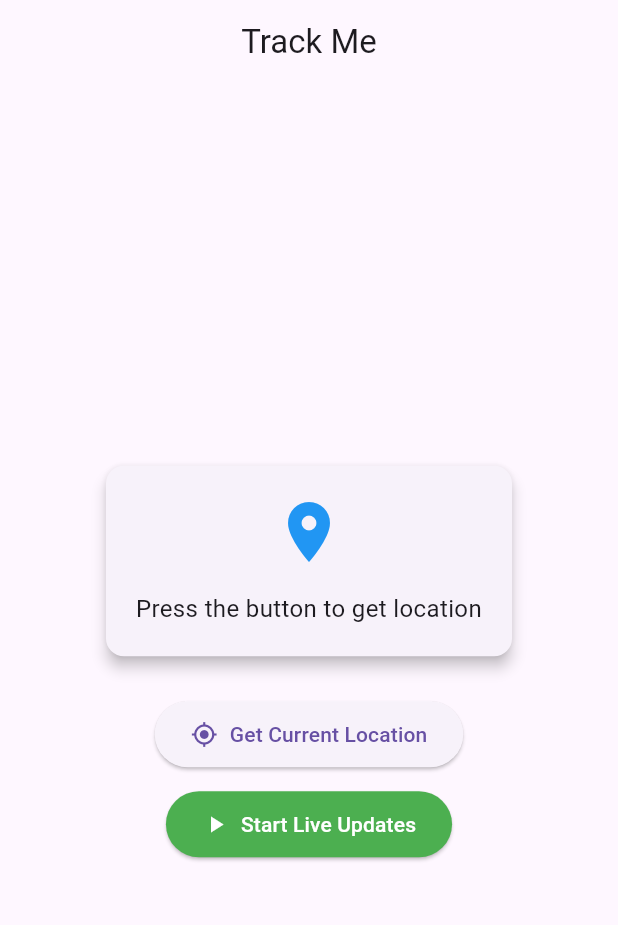
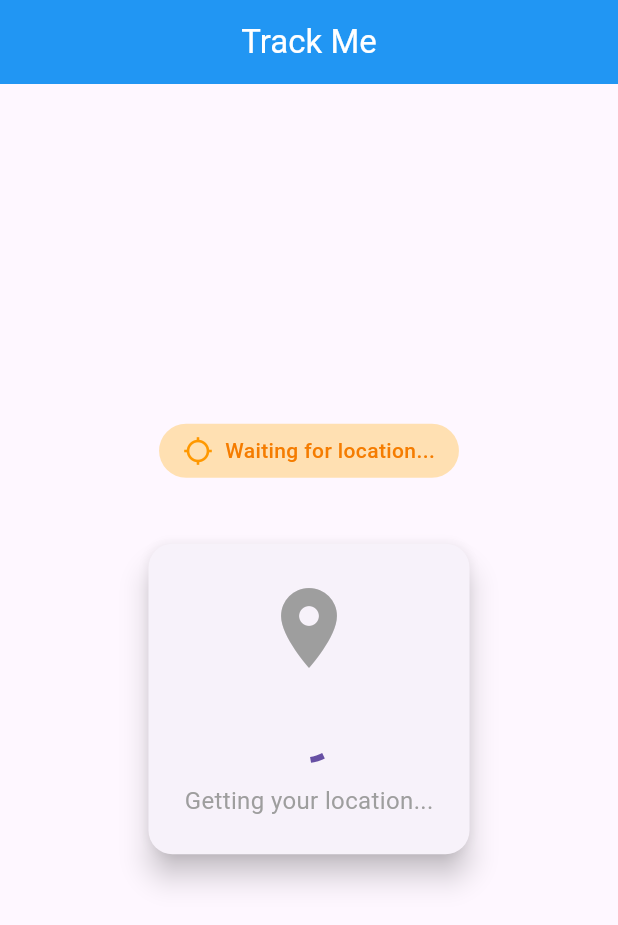
Before and after one commit to sudipeb/Trackme, a Flutter app: the screen it shows after launch, on a phone screen of 412 x 824 dp. Shown: the top 925 px of the screen. Run offline on Flutter 3.47's test engine with Material 3 defaults, Android fonts, the phone set to English and light mode, and no system bars; our stand-ins replace geolocator.

Commit message:
created the 10m distance updating feature

```diff
--- a/lib/features/user_location/user_location.dart
+++ b/lib/features/user_location/user_location.dart
@@ -11,14 +11,28 @@ class UserLocation extends StatefulWidget {
 }
 
 class _UserLocationState extends State<UserLocation> {
-  String _locationMessage = 'Press the button to get location';
-  bool _isLoading = false;
+  String _statusMessage = 'Initializing...';
+  Position? _currentPosition;
   StreamSubscription<Position>? _positionStream;
+  bool _hasError = false;
+
+  @override
+  void initState() {
+    super.initState();
+    _initLocationTracking();
+  }
 
   @override
   void dispose() {
     _positionStream?.cancel();
     super.dispose();
+  }
+
+  Future<void> _initLocationTracking() async {
+    final hasPermission = await _handlePermission();
+    if (!hasPermission) return;
+
+    _startLocationUpdates();
   }
 
   Future<bool> _handlePermission() async {
@@ -29,7 +43,8 @@ class _UserLocationState extends State<UserLocation> {
     serviceEnabled = await Geolocator.isLocationServiceEnabled();
     if (!serviceEnabled) {
       setState(() {
-        _locationMessage = 'Location services are disabled.';
+        _statusMessage = 'Location services are disabled. Please enable GPS.';
+        _hasError = true;
       });
       return false;
     }
@@ -37,11 +52,11 @@ class _UserLocationState extends State<UserLocation> {
     // Check the status of permissions
     permission = await Geolocator.checkPermission();
     if (permission == LocationPermission.denied) {
-      // Request permission if permission is denied
       permission = await Geolocator.requestPermission();
       if (permission == LocationPermission.denied) {
         setState(() {
-          _locationMessage = 'Location permissions are denied.';
+          _statusMessage = 'Location permissions are denied.';
+          _hasError = true;
         });
         return false;
       }
@@ -49,8 +64,9 @@ class _UserLocationState extends State<UserLocation> {
 
     if (permission == LocationPermission.deniedForever) {
       setState(() {
-        _locationMessage =
-            'Location permissions are permanently denied, cannot request.';
+        _statusMessage =
+            'Location permissions are permanently denied.\nPlease enable in Settings.';
+        _hasError = true;
       });
       return false;
     }
@@ -58,162 +74,195 @@ class _UserLocationState extends State<UserLocation> {
     return true;
   }
 
-  Future<void> _getCurrentLocation() async {
+  void _startLocationUpdates() {
     setState(() {
-      _isLoading = true;
-      _locationMessage = 'Getting location...';
-    });
-
-    final hasPermission = await _handlePermission();
-    if (!hasPermission) {
-      setState(() {
-        _isLoading = false;
-      });
-      return;
-    }
-
-    try {
-      // Get current location
-      Position position = await Geolocator.getCurrentPosition(
-        desiredAccuracy: LocationAccuracy.high,
-      );
-
-      setState(() {
-        _locationMessage =
-            'Latitude: ${position.latitude.toStringAsFixed(6)}\nLongitude: ${position.longitude.toStringAsFixed(6)}';
-        _isLoading = false;
-      });
-
-      debugPrint(
-        'Latitude: ${position.latitude}, Longitude: ${position.longitude}',
-      );
-    } catch (e) {
-      setState(() {
-        _locationMessage = 'Error getting location: $e';
-        _isLoading = false;
-      });
-    }
-  }
-
-  void _startLocationUpdates() async {
-    final hasPermission = await _handlePermission();
-    if (!hasPermission) return;
-
-    setState(() {
-      _locationMessage = 'Listening for location updates...';
+      _statusMessage = 'Waiting for location...';
+      _hasError = false;
     });
 
     _positionStream =
         Geolocator.getPositionStream(
           locationSettings: const LocationSettings(
             accuracy: LocationAccuracy.high,
-            distanceFilter: 10, // Updates only when moving 10 meters
+            distanceFilter: 10, // Updates when moving 10 meters
           ),
         ).listen(
           (Position position) {
             setState(() {
-              _locationMessage =
-                  'Latitude: ${position.latitude.toStringAsFixed(6)}\nLongitude: ${position.longitude.toStringAsFixed(6)}\n\n(Live updates enabled)';
+              _currentPosition = position;
+              _statusMessage = 'Tracking active';
             });
-            debugPrint('${position.latitude}, ${position.longitude}');
+            debugPrint('Location: ${position.latitude}, ${position.longitude}');
           },
           onError: (e) {
             setState(() {
-              _locationMessage = 'Error: $e';
+              _statusMessage = 'Error: $e';
+              _hasError = true;
             });
           },
         );
   }
 
-  void _stopLocationUpdates() {
-    _positionStream?.cancel();
-    _positionStream = null;
-    setState(() {
-      _locationMessage = 'Location updates stopped.';
-    });
-  }
-
   @override
   Widget build(BuildContext context) {
     return Scaffold(
-      appBar: AppBar(title: const Text('Track Me'), centerTitle: true),
+      appBar: AppBar(
+        title: const Text('Track Me'),
+        centerTitle: true,
+        backgroundColor: Colors.blue,
+        foregroundColor: Colors.white,
+      ),
       body: Center(
         child: Padding(
           padding: const EdgeInsets.all(16.0),
           child: Column(
             mainAxisAlignment: MainAxisAlignment.center,
             children: [
+              // Status indicator
+              Container(
+                padding: const EdgeInsets.symmetric(
+                  horizontal: 16,
+                  vertical: 8,
+                ),
+                decoration: BoxDecoration(
+                  color: _hasError
+                      ? Colors.red.shade100
+                      : _currentPosition != null
+                      ? Colors.green.shade100
+                      : Colors.orange.shade100,
+                  borderRadius: BorderRadius.circular(20),
+                ),
+                child: Row(
+                  mainAxisSize: MainAxisSize.min,
+                  children: [
+                    Icon(
+                      _hasError
+                          ? Icons.error
+                          : _currentPosition != null
+                          ? Icons.gps_fixed
+                          : Icons.gps_not_fixed,
+                      color: _hasError
+                          ? Colors.red
+                          : _currentPosition != null
+                          ? Colors.green
+                          : Colors.orange,
+                      size: 20,
+                    ),
+                    const SizedBox(width: 8),
+                    Text(
+                      _statusMessage,
+                      style: TextStyle(
+                        color: _hasError
+                            ? Colors.red.shade700
+                            : _currentPosition != null
+                            ? Colors.green.shade700
+                            : Colors.orange.shade700,
+                        fontWeight: FontWeight.w500,
+                      ),
+                    ),
+                  ],
+                ),
+              ),
+              const SizedBox(height: 40),
+
               // Location display card
               Card(
-                elevation: 4,
+                elevation: 8,
+                shape: RoundedRectangleBorder(
+                  borderRadius: BorderRadius.circular(16),
+                ),
                 child: Padding(
-                  padding: const EdgeInsets.all(20.0),
+                  padding: const EdgeInsets.all(24.0),
                   child: Column(
                     children: [
-                      const Icon(
+                      Icon(
                         Icons.location_on,
-                        size: 48,
-                        color: Colors.blue,
+                        size: 64,
+                        color: _currentPosition != null
+                            ? Colors.blue
+                            : Colors.grey,
                       ),
-                      const SizedBox(height: 16),
-                      if (_isLoading)
-                        const CircularProgressIndicator()
+                      const SizedBox(height: 20),
+                      if (_currentPosition == null && !_hasError)
+                        const Column(
+                          children: [
+                            CircularProgressIndicator(),
+                            SizedBox(height: 16),
+                            Text(
+                              'Getting your location...',
+                              style: TextStyle(
+                                fontSize: 16,
+                                color: Colors.grey,
+                              ),
+                            ),
+                          ],
+                        )
+                      else if (_currentPosition != null)
+                        Column(
+                          children: [
+                            _buildLocationRow(
+                              'Latitude',
+                              _currentPosition!.latitude.toStringAsFixed(6),
+                            ),
+                            const SizedBox(height: 12),
+                            _buildLocationRow(
+                              'Longitude',
+                              _currentPosition!.longitude.toStringAsFixed(6),
+                            ),
+                            const SizedBox(height: 12),
+                            _buildLocationRow(
+                              'Accuracy',
+                              '${_currentPosition!.accuracy.toStringAsFixed(1)} m',
+                            ),
+                            const SizedBox(height: 12),
+                            _buildLocationRow(
+                              'Speed',
+                              '${(_currentPosition!.speed * 3.6).toStringAsFixed(1)} km/h',
+                            ),
+                          ],
+                        )
                       else
                         Text(
-                          _locationMessage,
+                          _statusMessage,
                           textAlign: TextAlign.center,
-                          style: const TextStyle(fontSize: 16),
+                          style: TextStyle(
+                            fontSize: 16,
+                            color: Colors.red.shade700,
+                          ),
                         ),
                     ],
                   ),
                 ),
               ),
               const SizedBox(height: 24),
-              // Get current location button
-              ElevatedButton.icon(
-                onPressed: _isLoading ? null : _getCurrentLocation,
-                icon: const Icon(Icons.my_location),
-                label: const Text('Get Current Location'),
-                style: ElevatedButton.styleFrom(
-                  padding: const EdgeInsets.symmetric(
-                    horizontal: 24,
-                    vertical: 12,
-                  ),
+
+              // Info text
+              if (_currentPosition != null)
+                const Text(
+                  'Location updates when you move 10+ meters',
+                  style: TextStyle(fontSize: 12, color: Colors.grey),
                 ),
-              ),
-              const SizedBox(height: 12),
-              // Start/Stop live updates button
-              ElevatedButton.icon(
-                onPressed: () {
-                  if (_positionStream == null) {
-                    _startLocationUpdates();
-                  } else {
-                    _stopLocationUpdates();
-                  }
-                },
-                icon: Icon(
-                  _positionStream == null ? Icons.play_arrow : Icons.stop,
-                ),
-                label: Text(
-                  _positionStream == null
-                      ? 'Start Live Updates'
-                      : 'Stop Live Updates',
-                ),
-                style: ElevatedButton.styleFrom(
-                  padding: const EdgeInsets.symmetric(
-                    horizontal: 24,
-                    vertical: 12,
-                  ),
-                  backgroundColor: _positionStream == null
-                      ? Colors.green
-                      : Colors.red,
-                  foregroundColor: Colors.white,
-                ),
-              ),
             ],
           ),
         ),
       ),
     );
   }
+
+  Widget _buildLocationRow(String label, String value) {
+    return Row(
+      mainAxisAlignment: MainAxisAlignment.spaceBetween,
+      children: [
+        Text(label, style: const TextStyle(fontSize: 16, color: Colors.grey)),
+        Text(
+          value,
+          style: const TextStyle(
+            fontSize: 18,
+            fontWeight: FontWeight.bold,
+            color: Colors.black87,
+          ),
+        ),
+      ],
+    );
+  }
 }
```
